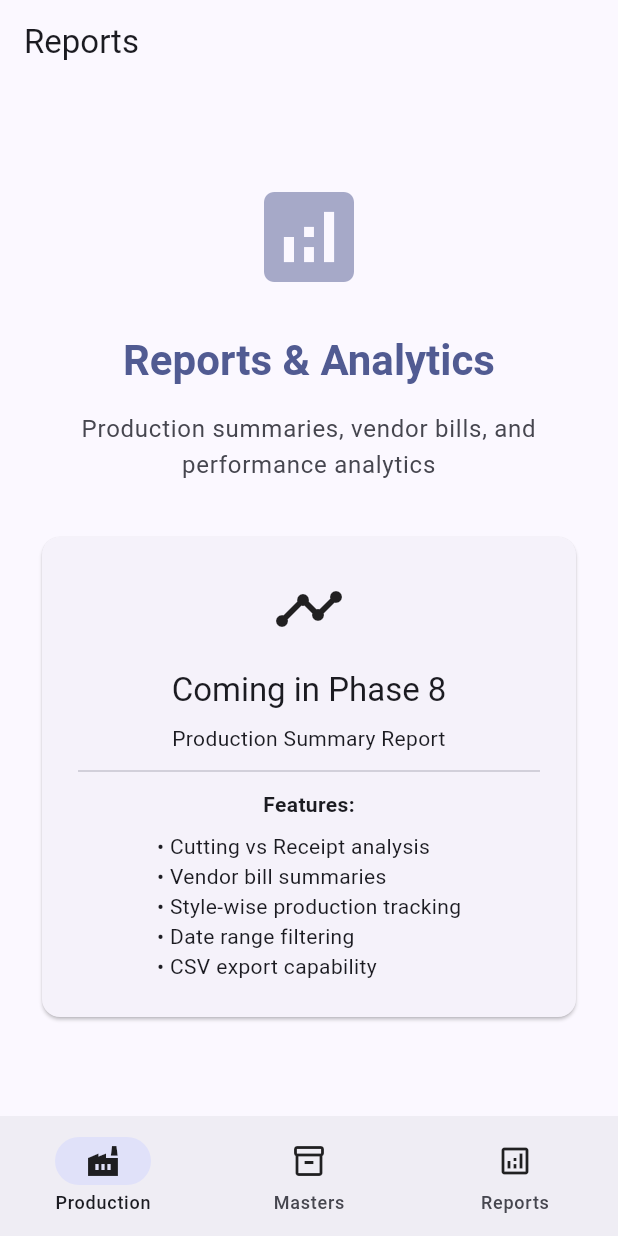
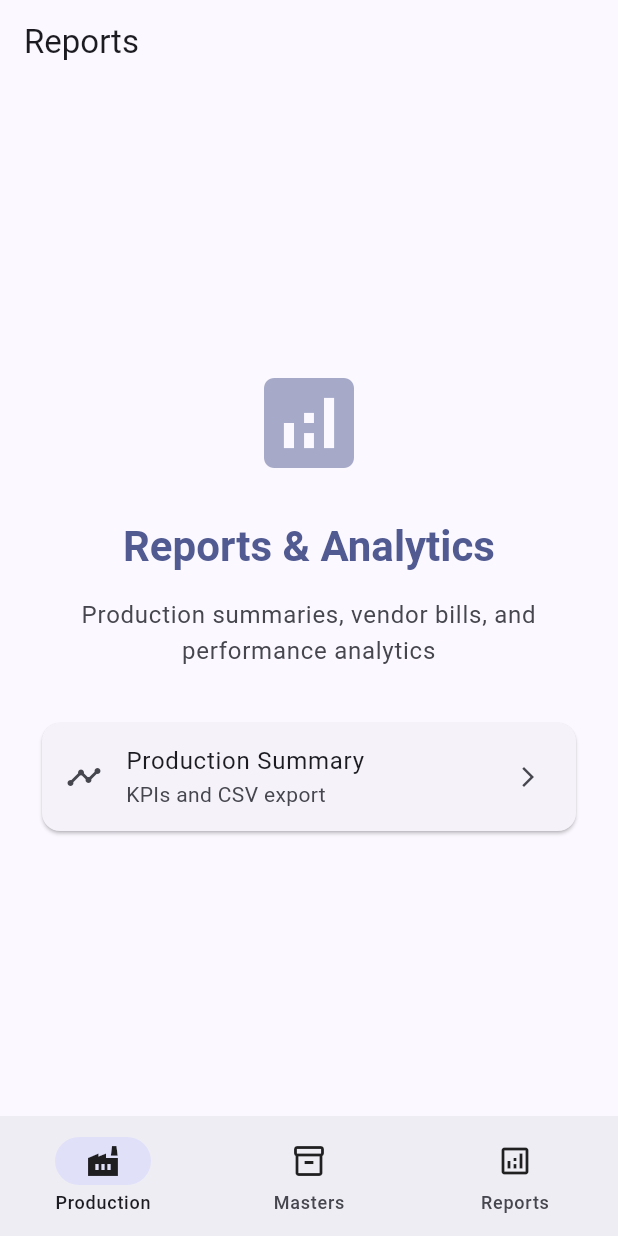
Before and after one commit to vinaximus/stylemake, a Flutter app: the ReportsHomeScreen screen opened by its route, on a phone screen of 412 x 824 dp. Run offline on Flutter 3.47's test engine with Material 3 defaults, Android fonts, the light colour scheme and no system bars; our stand-ins replace flutter_dotenv, flutter_riverpod, go_router, pdf, printing, supabase_flutter; accounts and stored records are empty.

Commit message:
Docs + Navigation: Mark Phase 8 complete, add implementation summary; enable Receipts menu and Production Summary entry

```diff
--- a/lib/features/production/screens/production_home_screen.dart
+++ b/lib/features/production/screens/production_home_screen.dart
@@ -85,10 +85,9 @@ class ProductionHomeScreen extends StatelessWidget {
                 child: ListTile(
                   leading: const Icon(Icons.check_circle),
                   title: const Text('Receipts'),
-                  subtitle: const Text('Coming in Phase 8'),
+                  subtitle: const Text('Record finished goods receipts'),
                   trailing: const Icon(Icons.arrow_forward_ios, size: 16),
-                  onTap: null,
-                  enabled: false,
+                  onTap: () => context.push(AppRouter.receiptsList),
                 ),
               ),
             ],
--- a/lib/features/reports/screens/reports_home_screen.dart
+++ b/lib/features/reports/screens/reports_home_screen.dart
@@ -1,5 +1,7 @@
 import 'package:flutter/material.dart';
+import 'package:go_router/go_router.dart';
 import 'package:stylemake/core/constants/layout_constants.dart';
+import 'package:stylemake/core/router/app_router.dart';
 import 'package:stylemake/core/widgets/responsive_center.dart';
 
 /// Reports module home screen (placeholder for Phase 8+)
@@ -42,37 +44,12 @@ class ReportsHomeScreen extends StatelessWidget {
               ),
               const SizedBox(height: LayoutConstants.spaceXLarge),
               Card(
-                child: Padding(
-                  padding: const EdgeInsets.all(LayoutConstants.paddingLarge),
-                  child: Column(
-                    children: [
-                      const Icon(Icons.timeline, size: 48),
-                      const SizedBox(height: LayoutConstants.spaceMedium),
-                      Text(
-                        'Coming in Phase 8',
-                        style: theme.textTheme.titleLarge,
-                      ),
-                      const SizedBox(height: LayoutConstants.spaceSmall),
-                      const Text(
-                        'Production Summary Report',
-                        textAlign: TextAlign.center,
-                      ),
-                      const Divider(height: 24),
-                      const Text(
-                        'Features:',
-                        style: TextStyle(fontWeight: FontWeight.bold),
-                      ),
-                      const SizedBox(height: 8),
-                      const Text(
-                        '• Cutting vs Receipt analysis\n'
-                        '• Vendor bill summaries\n'
-                        '• Style-wise production tracking\n'
-                        '• Date range filtering\n'
-                        '• CSV export capability',
-                        textAlign: TextAlign.left,
-                      ),
-                    ],
-                  ),
+                child: ListTile(
+                  leading: const Icon(Icons.timeline),
+                  title: const Text('Production Summary'),
+                  subtitle: const Text('KPIs and CSV export'),
+                  trailing: const Icon(Icons.arrow_forward_ios, size: 16),
+                  onTap: () => context.push(AppRouter.productionSummary),
                 ),
               ),
             ],
```
Also changed, not shown: 2 other files.
